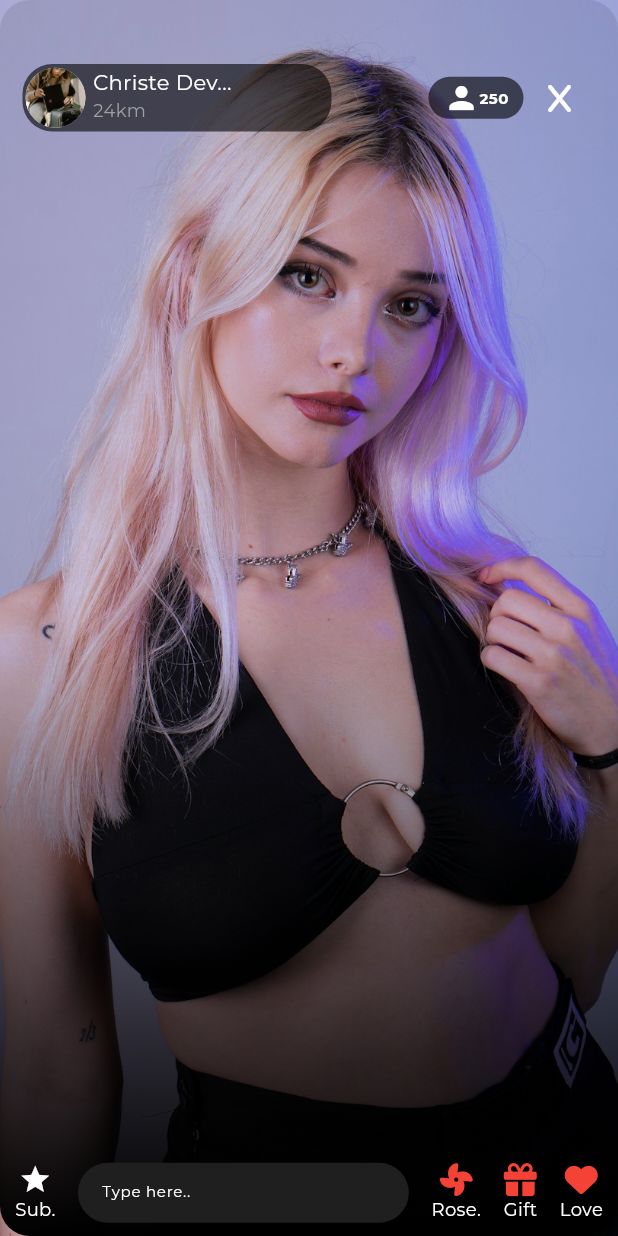
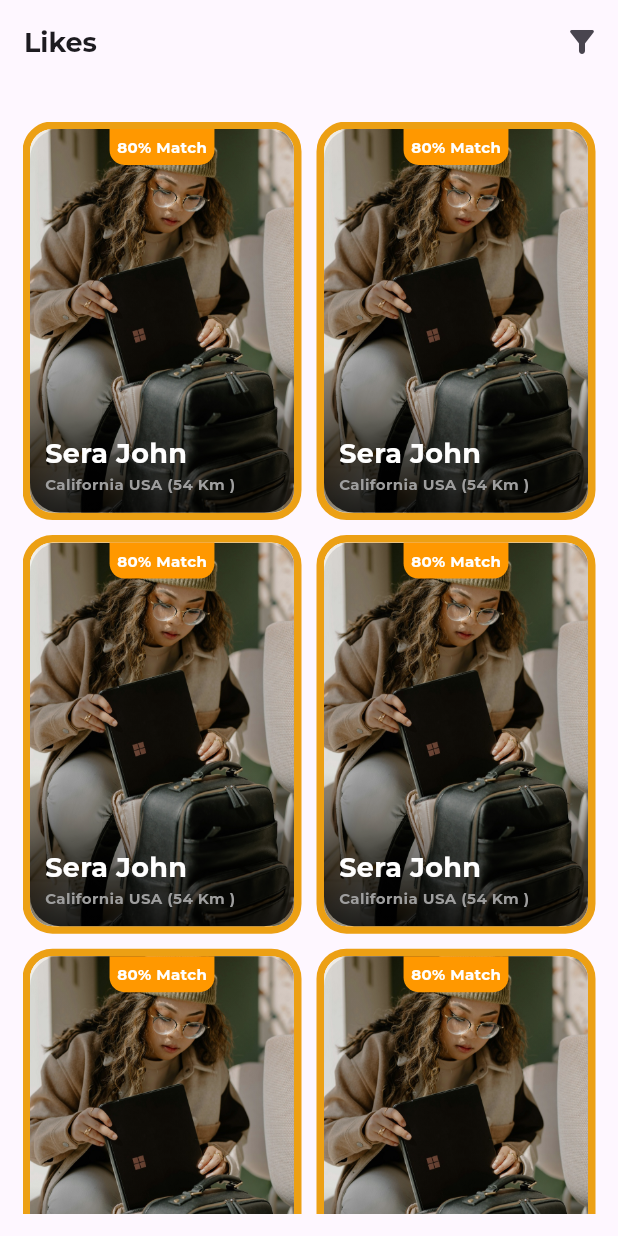
Before and after one commit to Christentimmy/Echodate, a Flutter app: the screen it shows after launch, on a phone screen of 412 x 824 dp. Run offline on Flutter 3.47's test engine with Material 3 defaults, Android fonts, the light colour scheme and no system bars; our stand-ins replace flutter_card_swiper, font_awesome_flutter, get, google_fonts, pinput, smooth_page_indicator; missing offline and left inert: custom_sliding_segmented_control.

Commit message:
favourite screen

```diff
--- /dev/null
+++ b/lib/app/modules/favourtie/views/favourite_screen.dart
@@ -0,0 +1,143 @@
+import 'package:echodate/app/resources/colors.dart';
+import 'package:flutter/material.dart';
+import 'package:get/get.dart';
+
+class FavouriteScreen extends StatelessWidget {
+  const FavouriteScreen({super.key});
+
+  @override
+  Widget build(BuildContext context) {
+    return Scaffold(
+      appBar: AppBar(
+        title: const Text(
+          "Likes",
+          style: TextStyle(
+            fontSize: 18,
+            fontWeight: FontWeight.bold,
+          ),
+        ),
+        actions: [
+          IconButton(
+            onPressed: () {},
+            icon: const Icon(Icons.filter_alt_rounded),
+          ),
+        ],
+      ),
+      body: SafeArea(
+        child: Padding(
+          padding: const EdgeInsets.symmetric(
+            horizontal: 15,
+            vertical: 15,
+          ),
+          child: Column(
+            children: [
+              const SizedBox(height: 10),
+              Expanded(
+                child: GridView.builder(
+                  gridDelegate: const SliverGridDelegateWithFixedCrossAxisCount(
+                    crossAxisCount: 2,
+                    childAspectRatio: 0.7,
+                    crossAxisSpacing: 10.0,
+                    mainAxisSpacing: 10.0,
+                  ),
+                  itemBuilder: (context, index) {
+                    return Container(
+                      height: Get.height * 0.3,
+                      width: Get.width * 0.47,
+                      decoration: BoxDecoration(
+                        borderRadius: BorderRadius.circular(20),
+                        border: Border.all(
+                          color: AppColors.primaryColor,
+                          width: 5,
+                        ),
+                      ),
+                      child: Stack(
+                        children: [
+                          ClipRRect(
+                            borderRadius: BorderRadius.circular(15),
+                            child: Image.asset(
+                              "assets/images/pp.jpg",
+                              width: double.infinity,
+                              height: double.infinity,
+                              fit: BoxFit.cover,
+                            ),
+                          ),
+                          Container(
+                            decoration: BoxDecoration(
+                              borderRadius: BorderRadius.circular(20),
+                              gradient: LinearGradient(
+                                begin: Alignment.topCenter,
+                                end: Alignment.bottomCenter,
+                                stops: const [0.6, 1.0],
+                                colors: [
+                                  Colors.black.withOpacity(0.1),
+                                  Colors.black.withOpacity(0.8),
+                                ],
+                              ),
+                            ),
+                          ),
+                          Align(
+                            alignment: Alignment.topCenter,
+                            child: Container(
+                              padding: const EdgeInsets.symmetric(
+                                horizontal: 5,
+                                vertical: 5,
+                              ),
+                              decoration: const BoxDecoration(
+                                color: Colors.orange,
+                                borderRadius: BorderRadius.only(
+                                  bottomLeft: Radius.circular(10),
+                                  bottomRight: Radius.circular(10),
+                                ),
+                              ),
+                              child: const Text(
+                                "80% Match",
+                                style: TextStyle(
+                                  fontSize: 10,
+                                  color: Colors.white,
+                                  fontWeight: FontWeight.bold,
+                                ),
+                              ),
+                            ),
+                          ),
+                          const Padding(
+                            padding: EdgeInsets.only(
+                              bottom: 12.0,
+                              left: 10,
+                            ),
+                            child: Column(
+                              crossAxisAlignment: CrossAxisAlignment.start,
+                              mainAxisAlignment: MainAxisAlignment.end,
+                              children: [
+                                Text(
+                                  "Sera John",
+                                  style: TextStyle(
+                                    color: Colors.white,
+                                    fontWeight: FontWeight.bold,
+                                    fontSize: 18,
+                                  ),
+                                ),
+                                Text(
+                                  "California USA (54 Km )",
+                                  style: TextStyle(
+                                    color: Colors.grey,
+                                    fontWeight: FontWeight.bold,
+                                    fontSize: 10,
+                                  ),
+                                )
+                              ],
+                            ),
+                          ),
+                        ],
+                      ),
+                    );
+                  },
+                ),
+              ),
+            ],
+          ),
+        ),
+      ),
+    );
+  }
+}
--- a/lib/app/modules/home/views/home_screen.dart
+++ b/lib/app/modules/home/views/home_screen.dart
@@ -1,4 +1,5 @@
 import 'package:echodate/app/modules/home/widgets/home_widgets.dart';
+import 'package:echodate/app/modules/live/views/watch_live_screen.dart';
 import 'package:flutter/material.dart';
 import 'package:flutter_card_swiper/flutter_card_swiper.dart';
 import 'package:font_awesome_flutter/font_awesome_flutter.dart';
@@ -57,11 +58,22 @@ class HomeScreen extends StatelessWidget {
                     height: 30,
                     fit: BoxFit.fitWidth,
                   ),
-                  const Row(
+                  Row(
                     children: [
-                      Icon(Icons.notifications, color: Colors.black),
-                      SizedBox(width: 10),
-                      Icon(Icons.chat, color: Colors.black),
+                      InkWell(
+                        onTap: () {
+                          Get.to(() => WatchLiveScreen());
+                        },
+                        child: const Icon(
+                          FontAwesomeIcons.hive,
+                          color: Colors.black,
+                          size: 20,
+                        ),
+                      ),
+                      const SizedBox(width: 10),
+                      const Icon(Icons.notifications, color: Colors.black),
+                      const SizedBox(width: 10),
+                      const Icon(Icons.menu_rounded, color: Colors.black),
                     ],
                   )
                 ],
@@ -80,9 +92,7 @@ class HomeScreen extends StatelessWidget {
                 },
               ),
             ),
-            const SizedBox(height: 10),
-            const AnimatedSwitcherWidget(),
-            const SizedBox(height: 5),
+            const SizedBox(height: 15),
             Expanded(
               child: Stack(
                 alignment: Alignment.center,
--- a/lib/main.dart
+++ b/lib/main.dart
@@ -1,3 +1,4 @@
+import 'package:echodate/app/modules/favourtie/views/favourite_screen.dart';
 import 'package:echodate/app/modules/home/views/home_screen.dart';
 import 'package:echodate/app/modules/live/views/watch_live_screen.dart';
 import 'package:flutter/material.dart';
@@ -18,7 +19,7 @@ class MainApp extends StatelessWidget {
       theme: ThemeData(
         textTheme: GoogleFonts.montserratTextTheme(),
       ),
-      home: WatchLiveScreen(),
+      home: FavouriteScreen(),
     );
   }
 }
```
